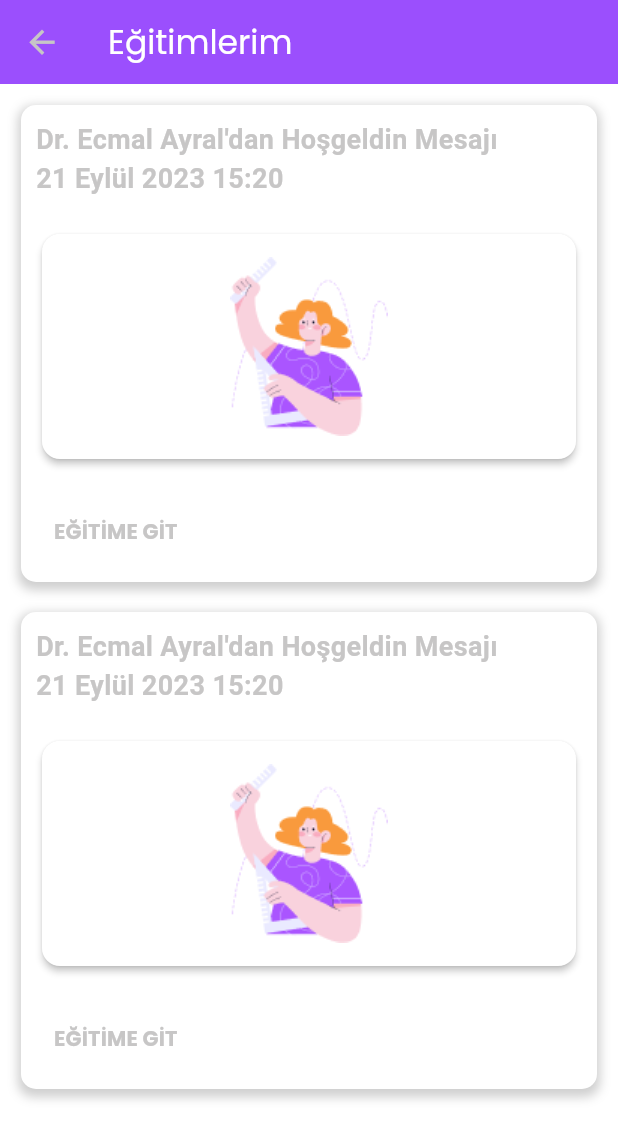
After one commit to ozgeakinci/tobeto-app, a Flutter app: the HomePage screen opened directly, after a tap on "Eğitimlerim", on a phone screen of 412 x 824 dp. The commit adds this screen. Shown: the top 1140 px of the screen. Run offline on Flutter 3.47's test engine with Material 3 defaults, Android fonts, the phone set to English and light mode, and no system bars; our stand-ins replace google_fonts.

Commit message:
home page screens added

```diff
--- /dev/null
+++ b/lib/view/screens/homeScreens/educations.dart
@@ -0,0 +1,110 @@
+import 'package:flutter/material.dart';
+
+class Educations extends StatelessWidget {
+  const Educations({Key? key}) : super(key: key);
+
+  @override
+  Widget build(BuildContext context) {
+    return Scaffold(
+      appBar: AppBar(
+        title: const Text(
+          "Eğitimlerim",
+          style: TextStyle(color: Colors.white),
+        ),
+        backgroundColor: Color(0xFF9B4FFD),
+      ),
+      body: Padding(
+        padding: const EdgeInsets.all(14.0),
+        child: ListView(
+          children: [
+            Container(
+              padding: EdgeInsets.all(10),
+              decoration: BoxDecoration(
+                borderRadius: BorderRadius.circular(10),
+                boxShadow: [
+                  BoxShadow(
+                    color: Colors.grey.withOpacity(0.5),
+                    spreadRadius: 2,
+                    blurRadius: 5,
+                    offset: Offset(0, 3),
+                  ),
+                ],
+                color: Colors.white,
+              ),
+              child: Column(
+                crossAxisAlignment: CrossAxisAlignment.start,
+                children: [
+                  const Text("Dr. Ecmal Ayral'dan Hoşgeldin Mesajı"),
+                  const Text("21 Eylül 2023 15:20"),
+                  const SizedBox(
+                    height: 20,
+                  ),
+                  Card(
+                    elevation: 2,
+                    color: Colors.white,
+                    child: Image.asset(
+                      'assets/images/hello_tobeto.png',
+                      width: double.infinity,
+                      height: 150,
+                    ),
+                  ),
+                  const SizedBox(
+                    height: 20,
+                  ),
+                  TextButton(
+                    onPressed: () {},
+                    child: const Text("EĞİTİME GİT"),
+                  ),
+                ],
+              ),
+            ),
+            const SizedBox(
+              height: 20,
+            ),
+            Container(
+              padding: EdgeInsets.all(10),
+              decoration: BoxDecoration(
+                borderRadius: BorderRadius.circular(10),
+                boxShadow: [
+                  BoxShadow(
+                    color: Colors.grey.withOpacity(0.5),
+                    spreadRadius: 2,
+                    blurRadius: 5,
+                    offset: Offset(0, 3),
+                  ),
+                ],
+                color: Colors.white,
+              ),
+              child: Column(
+                crossAxisAlignment: CrossAxisAlignment.start,
+                children: [
+                  const Text("Dr. Ecmal Ayral'dan Hoşgeldin Mesajı"),
+                  const Text("21 Eylül 2023 15:20"),
+                  const SizedBox(
+                    height: 20,
+                  ),
+                  Card(
+                    elevation: 2,
+                    color: Colors.white,
+                    child: Image.asset(
+                      'assets/images/hello_tobeto.png',
+                      width: double.infinity,
+                      height: 150,
+                    ),
+                  ),
+                  const SizedBox(
+                    height: 20,
+                  ),
+                  TextButton(
+                    onPressed: () {},
+                    child: const Text("EĞİTİME GİT"),
+                  ),
+                ],
+              ),
+            ),
+          ],
+        ),
+      ),
+    );
+  }
+}
--- a/lib/view/widgets/big_button.dart
+++ b/lib/view/widgets/big_button.dart
@@ -1,5 +1,9 @@
 import 'package:flutter/material.dart';
 import 'package:tobeto_app/theme/tobeto_theme_color.dart';
+import 'package:tobeto_app/view/screens/homeScreens/announccementAndnews.dart';
+import 'package:tobeto_app/view/screens/homeScreens/educations.dart';
+import 'package:tobeto_app/view/screens/homeScreens/recourses.dart';
+import 'package:tobeto_app/view/screens/homeScreens/surveys.dart';
 
 class BigButton extends StatelessWidget {
   BigButton({
@@ -18,6 +22,21 @@ class BigButton extends StatelessWidget {
   Widget build(BuildContext context) {
     return Expanded(
       child: InkWell(
+        onTap: () {
+          if (title == "Başvurularım") {
+            Navigator.of(context)
+                .push(MaterialPageRoute(builder: (ctx) => const Recourses()));
+          } else if (title == "Eğitimlerim") {
+            Navigator.of(context)
+                .push(MaterialPageRoute(builder: (ctx) => const Educations()));
+          } else if (title == "Duyuru ve Haberler") {
+            Navigator.of(context).push(MaterialPageRoute(
+                builder: (ctx) => const AnnounccementAndnews()));
+          } else if (title == "Anketlerim") {
+            Navigator.of(context)
+                .push(MaterialPageRoute(builder: (ctx) => const Surveys()));
+          }
+        },
         child: Stack(
           children: [
             Container(
--- a/pubspec.yaml
+++ b/pubspec.yaml
@@ -62,6 +62,7 @@ flutter:
      - assets/images/tobeto-logo.png
      - assets/images/login_page_background.png
      - assets/images/hello_tobeto.png
+     - assets/images/anket_image.png
 
   # An image asset can refer to one or more resolution-specific "variants", see
   # https://flutter.dev/assets-and-images/#resolution-aware
```
Also changed, not shown: lib/view/screens/homeScreens/announccementAndnews.dart (added, +119 -0 lines), lib/view/screens/homeScreens/recourses.dart (added, +90 -0 lines), lib/view/screens/homeScreens/surveys.dart (added, +35 -0 lines), assets/images/anket_image.png (added).
